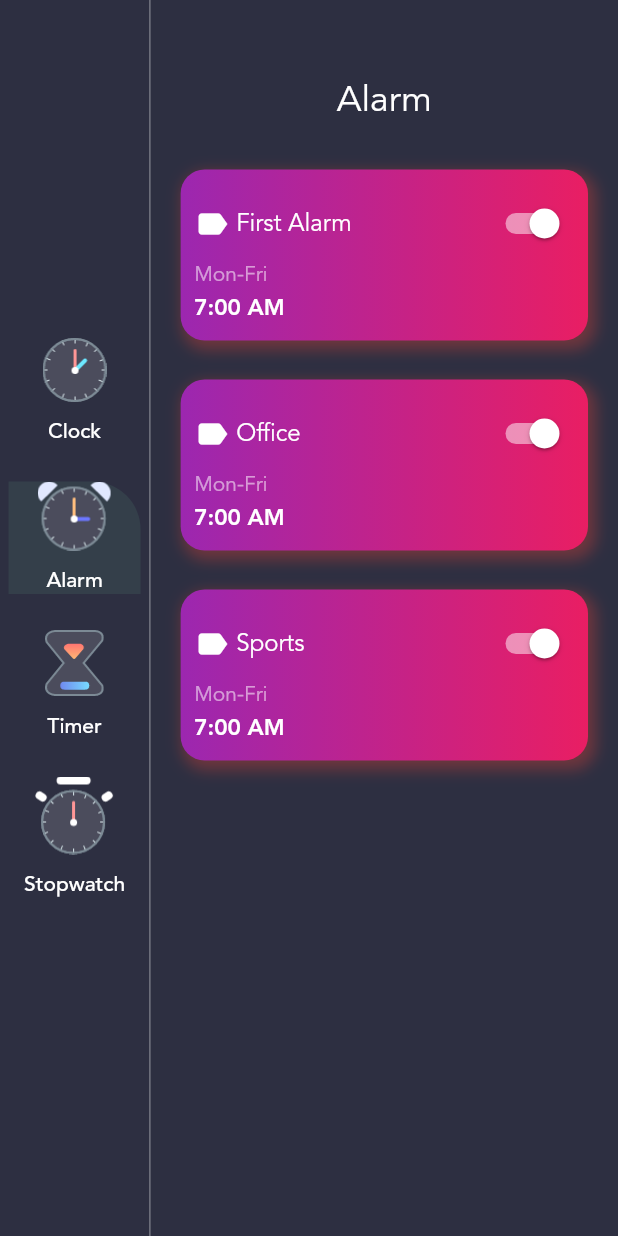
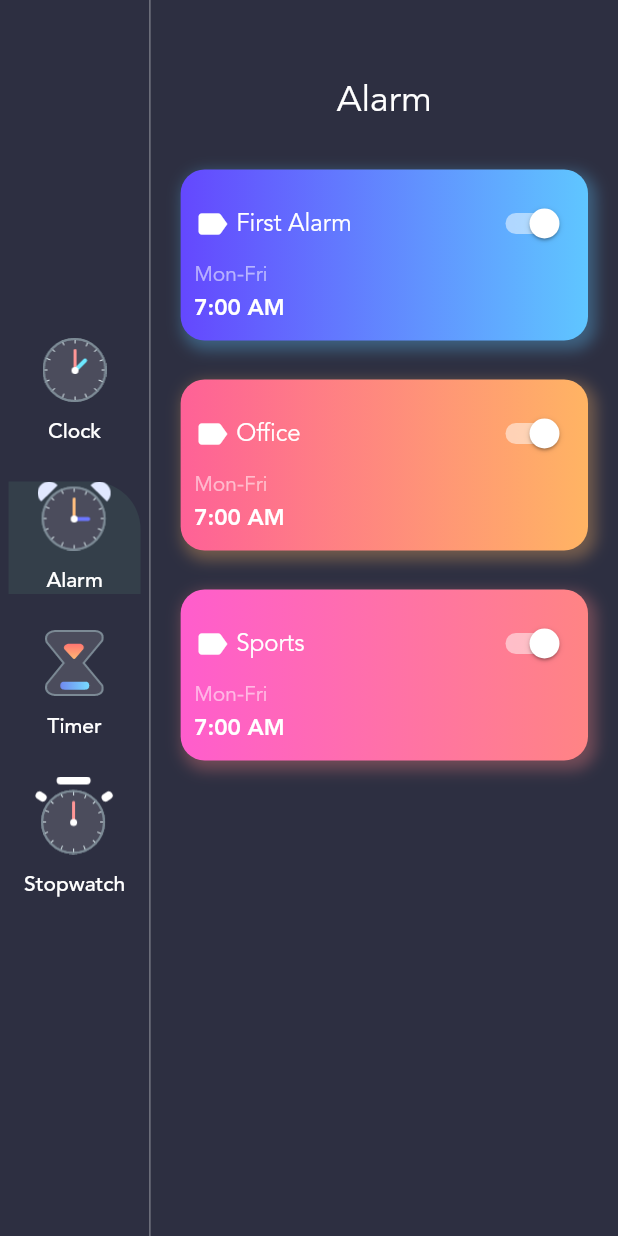
Before and after one commit to sabil62/animated-clock, a Flutter app: the screen it shows after launch, after a tap on "Alarm", on a phone screen of 412 x 824 dp. Run offline on Flutter 3.47's test engine with Material 2 defaults, Android fonts, the light colour scheme and no system bars.

Commit message:
added color gradients list class and decoration constants

```diff
--- a/lib/json/alarmJson.dart
+++ b/lib/json/alarmJson.dart
@@ -1,7 +1,11 @@
+import 'package:animated_clock/constants/theme_data.dart';
 import 'package:animated_clock/model/alarm.dart';
 
 List<AlarmData> alarmData = [
-  AlarmData(DateTime.now().add(Duration(hours: 1)), description: "First Alarm"),
-  AlarmData(DateTime.now().add(Duration(hours: 2)), description: "Office"),
-  AlarmData(DateTime.now().add(Duration(seconds: 3400)), description: "Sports"),
+  AlarmData(DateTime.now().add(Duration(hours: 1)),
+      description: "First Alarm", gradients: GradientColors.sky),
+  AlarmData(DateTime.now().add(Duration(hours: 2)),
+      description: "Office", gradients: GradientColors.sunset),
+  AlarmData(DateTime.now().add(Duration(seconds: 3400)),
+      description: "Sports", gradients: GradientColors.fire),
 ];
--- a/lib/model/alarm.dart
+++ b/lib/model/alarm.dart
@@ -1,6 +1,10 @@
+import 'package:flutter/material.dart';
+
 class AlarmData {
   DateTime alarmDateTime;
   String description;
   bool isActive;
-  AlarmData(this.alarmDateTime, {this.description, this.isActive});
+  List<Color> gradients;
+  AlarmData(this.alarmDateTime,
+      {this.description, this.isActive, this.gradients});
 }
--- a/lib/view/alarm_view.dart
+++ b/lib/view/alarm_view.dart
@@ -31,13 +31,14 @@ class _AlarmViewState extends State<AlarmView> {
                       decoration: BoxDecoration(
                           boxShadow: [
                             BoxShadow(
-                                color: Colors.red.withOpacity(0.33),
-                                spreadRadius: 2,
+                                color: ala.gradients.last.withOpacity(0.33),
+                                spreadRadius: 1.7,
                                 blurRadius: 8,
                                 offset: Offset(3, 4))
                           ],
                           gradient: LinearGradient(
-                              colors: [Colors.purple, Colors.pink],
+                              // colors: [Colors.purple, Colors.pink],
+                              colors: ala.gradients,
                               begin: Alignment.centerLeft,
                               end: Alignment.centerRight),
                           borderRadius: BorderRadius.circular(16.0)),
```
Also changed, not shown: lib/constants/theme_data.dart (added, +37 -0 lines).
